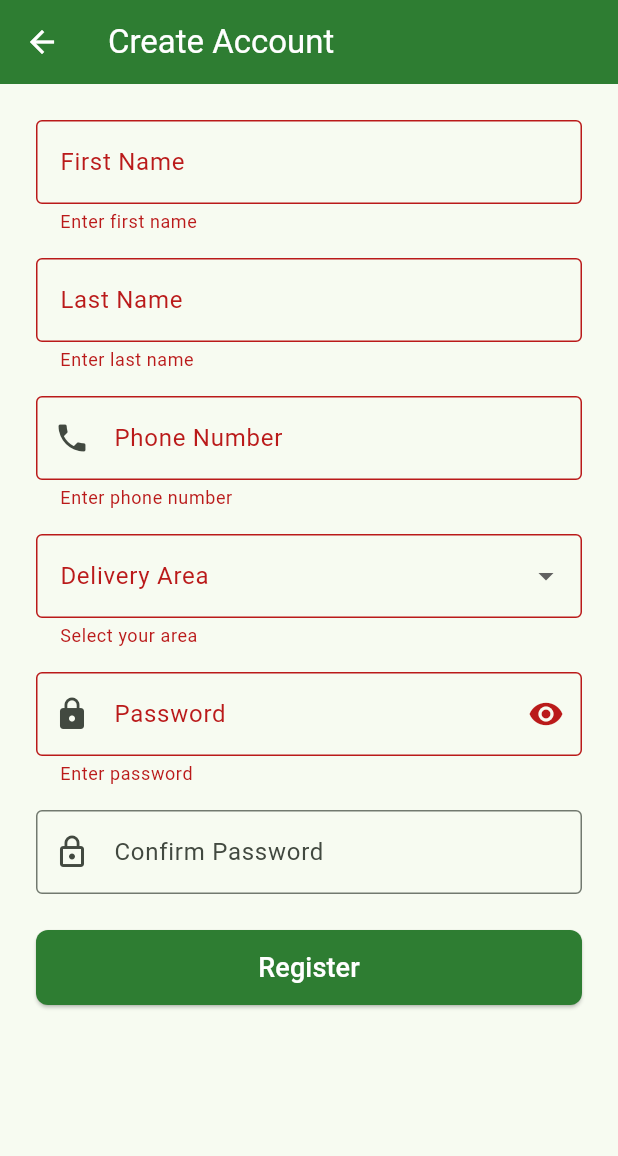
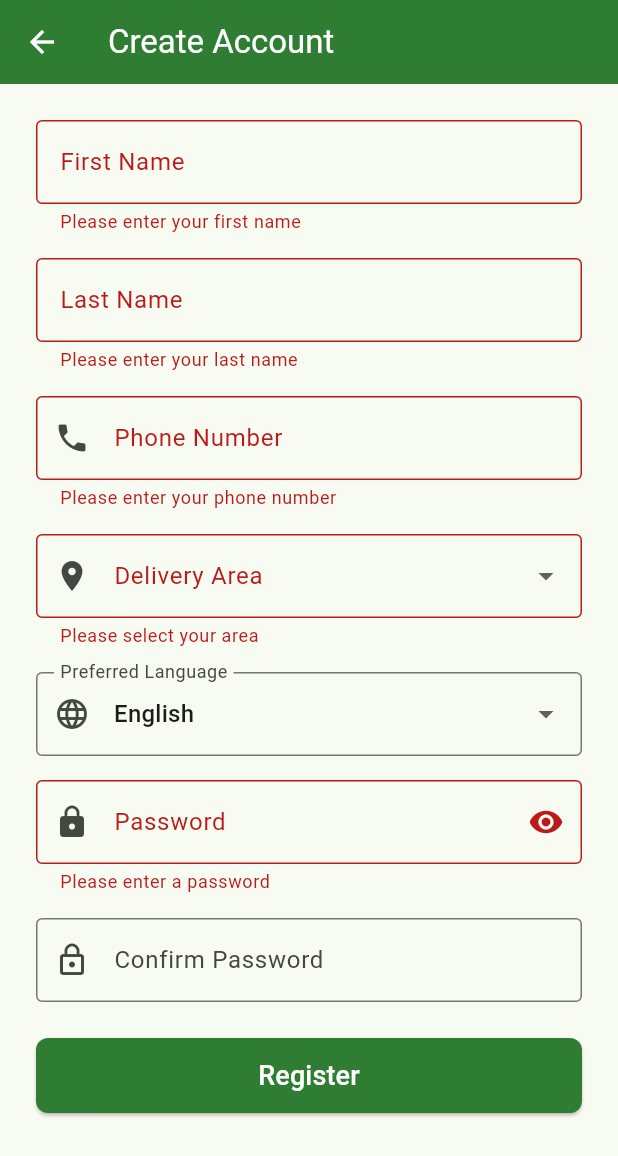
Before and after one commit to MELISSAHZULU/farmdirect-mw-app, a Flutter app: the RegisterScreen screen opened by its route, after a tap on "Register", on a phone screen of 412 x 824 dp. Shown: the top 1156 px of the screen. Run offline on Flutter 3.47's test engine with Material 3 defaults, Android fonts, the phone set to English and light mode, and no system bars; our stand-ins replace flutter_secure_storage; accounts and stored records are empty.

Commit message:
putking language on the registration screen

```diff
--- a/farmdirect_mw_app/lib/models/user.dart
+++ b/farmdirect_mw_app/lib/models/user.dart
@@ -1,3 +1,4 @@
+// lib/models/user.dart
 class User {
   final int id;
   final String phone;
@@ -6,6 +7,7 @@ class User {
   final String? email;
   final String? area;
   final String? role;
+  final String language;
 
   User({
     required this.id,
@@ -15,6 +17,7 @@ class User {
     this.email,
     this.area,
     this.role,
+    this.language = 'en',
   });
 
   factory User.fromJson(Map<String, dynamic> json) {
@@ -26,6 +29,7 @@ class User {
       email: json['email'],
       area: json['area'],
       role: json['role'],
+      language: json['language'] ?? 'en',
     );
   }
 
@@ -38,6 +42,7 @@ class User {
       'email': email,
       'area': area,
       'role': role,
+      'language': language,
     };
   }
 }
--- a/farmdirect_mw_app/lib/screens/register_screen.dart
+++ b/farmdirect_mw_app/lib/screens/register_screen.dart
@@ -1,6 +1,7 @@
 import 'package:flutter/material.dart';
 import 'package:provider/provider.dart';
 import '../providers/auth_provider.dart';
+import 'home_screen.dart';
 
 class RegisterScreen extends StatefulWidget {
   const RegisterScreen({super.key});
@@ -18,30 +19,22 @@ class _RegisterScreenState extends State<RegisterScreen> {
   final _confirmPasswordController = TextEditingController();
   bool _obscurePassword = true;
   String? _selectedArea;
-  bool _isLoading = false;
+  String _selectedLanguage = 'en';
 
   final List<String> areas = [
-    'Area 3',
-    'Area 6',
-    'Area 9',
-    'Area 10',
-    'Area 11',
-    'Area 12',
-    'Area 14',
-    'Area 15',
-    'Area 18',
-    'Area 25',
-    'Area 43',
-    'Area 44',
-    'Area 47',
-    'Area 49',
-    'Airwing',
-    'City Centre',
-    'Kanengo',
+    'Area 3', 'Area 6', 'Area 9', 'Area 10', 'Area 11', 'Area 12',
+    'Area 14', 'Area 15', 'Area 18', 'Area 25', 'Area 43', 'Area 44',
+    'Area 47', 'Area 49', 'Airwing', 'City Centre', 'Kanengo',
+  ];
+
+  final List<Map<String, String>> languages = [
+    {'code': 'en', 'label': 'English'},
+    {'code': 'ny', 'label': 'Chichewa'},
   ];
 
   @override
   Widget build(BuildContext context) {
+    final authProvider = Provider.of<AuthProvider>(context);
     return Scaffold(
       appBar: AppBar(
         title: const Text('Create Account'),
@@ -62,8 +55,9 @@ class _RegisterScreenState extends State<RegisterScreen> {
                       labelText: 'First Name',
                       border: OutlineInputBorder(),
                     ),
-                    validator: (value) =>
-                        value == null || value.isEmpty ? 'Enter first name' : null,
+                    validator: (value) => value == null || value.isEmpty
+                        ? 'Please enter your first name'
+                        : null,
                   ),
                   const SizedBox(height: 16),
                   TextFormField(
@@ -72,8 +66,9 @@ class _RegisterScreenState extends State<RegisterScreen> {
                       labelText: 'Last Name',
                       border: OutlineInputBorder(),
                     ),
-                    validator: (value) =>
-                        value == null || value.isEmpty ? 'Enter last name' : null,
+                    validator: (value) => value == null || value.isEmpty
+                        ? 'Please enter your last name'
+                        : null,
                   ),
                   const SizedBox(height: 16),
                   TextFormField(
@@ -84,24 +79,41 @@ class _RegisterScreenState extends State<RegisterScreen> {
                       border: OutlineInputBorder(),
                     ),
                     keyboardType: TextInputType.phone,
-                    validator: (value) =>
-                        value == null || value.isEmpty ? 'Enter phone number' : null,
+                    validator: (value) => value == null || value.isEmpty
+                        ? 'Please enter your phone number'
+                        : null,
                   ),
                   const SizedBox(height: 16),
                   DropdownButtonFormField<String>(
                     decoration: const InputDecoration(
                       labelText: 'Delivery Area',
                       border: OutlineInputBorder(),
+                      prefixIcon: Icon(Icons.location_on),
                     ),
                     value: _selectedArea,
-                    items: areas.map((area) {
-                      return DropdownMenuItem(
-                        value: area,
-                        child: Text(area),
-                      );
-                    }).toList(),
+                    items: areas
+                        .map((area) => DropdownMenuItem(value: area, child: Text(area)))
+                        .toList(),
                     onChanged: (value) => setState(() => _selectedArea = value),
-                    validator: (value) => value == null ? 'Select your area' : null,
+                    validator: (value) =>
+                        value == null ? 'Please select your area' : null,
+                  ),
+                  const SizedBox(height: 16),
+                  DropdownButtonFormField<String>(
+                    decoration: const InputDecoration(
+                      labelText: 'Preferred Language',
+                      border: OutlineInputBorder(),
+                      prefixIcon: Icon(Icons.language),
+                    ),
+                    value: _selectedLanguage,
+                    items: languages
+                        .map((lang) => DropdownMenuItem(
+                              value: lang['code'],
+                              child: Text(lang['label']!),
+                            ))
+                        .toList(),
+                    onChanged: (value) =>
+                        setState(() => _selectedLanguage = value ?? 'en'),
                   ),
                   const SizedBox(height: 16),
                   TextFormField(
@@ -110,9 +122,9 @@ class _RegisterScreenState extends State<RegisterScreen> {
                       labelText: 'Password',
                       prefixIcon: const Icon(Icons.lock),
                       suffixIcon: IconButton(
-                        icon: Icon(
-                          _obscurePassword ? Icons.visibility : Icons.visibility_off,
-                        ),
+                        icon: Icon(_obscurePassword
+                            ? Icons.visibility
+                            : Icons.visibility_off),
                         onPressed: () =>
                             setState(() => _obscurePassword = !_obscurePassword),
                       ),
@@ -120,8 +132,12 @@ class _RegisterScreenState extends State<RegisterScreen> {
                     ),
                     obscureText: _obscurePassword,
                     validator: (value) {
-                      if (value == null || value.isEmpty) return 'Enter password';
-                      if (value.length < 8) return 'Minimum 8 characters';
+                      if (value == null || value.isEmpty) {
+                        return 'Please enter a password';
+                      }
+                      if (value.length < 6) {
+                        return 'Password must be at least 6 characters';
+                      }
                       return null;
                     },
                   ),
@@ -134,22 +150,51 @@ class _RegisterScreenState extends State<RegisterScreen> {
                       border: OutlineInputBorder(),
                     ),
                     obscureText: true,
-                    validator: (value) =>
-                        value != _passwordController.text ? 'Passwords do not match' : null,
+                    validator: (value) => value != _passwordController.text
+                        ? 'Passwords do not match'
+                        : null,
                   ),
                   const SizedBox(height: 24),
                   SizedBox(
                     width: double.infinity,
                     height: 50,
                     child: ElevatedButton(
-                      onPressed: _isLoading ? null : _register,
+                      onPressed: authProvider.isLoading
+                          ? null
+                          : () async {
+                              if (_formKey.currentState!.validate()) {
+                                final success = await authProvider.register(
+                                  phone: _phoneController.text,
+                                  firstName: _firstNameController.text,
+                                  lastName: _lastNameController.text,
+                                  password: _passwordController.text,
+                                  area: _selectedArea,
+                                  language: _selectedLanguage,
+                                );
+                                if (success && mounted) {
+                                  Navigator.pushReplacement(
+                                    context,
+                                    MaterialPageRoute(
+                                      builder: (context) => const HomeScreen(),
+                                    ),
+                                  );
+                                } else {
+                                  ScaffoldMessenger.of(context).showSnackBar(
+                                    const SnackBar(
+                                      content: Text('Registration failed'),
+                                      backgroundColor: Colors.red,
+                                    ),
+                                  );
+                                }
+                              }
+                            },
                       style: ElevatedButton.styleFrom(
                         backgroundColor: const Color(0xFF2E7D32),
                         shape: RoundedRectangleBorder(
                           borderRadius: BorderRadius.circular(8),
                         ),
                       ),
-                      child: _isLoading
+                      child: authProvider.isLoading
                           ? const CircularProgressIndicator(color: Colors.white)
                           : const Text(
                               'Register',
@@ -165,32 +210,4 @@ class _RegisterScreenState extends State<RegisterScreen> {
       ),
     );
   }
-
-  Future<void> _register() async {
-    if (!_formKey.currentState!.validate()) return;
-
-    setState(() => _isLoading = true);
-
-    final authProvider = Provider.of<AuthProvider>(context, listen: false);
-    final success = await authProvider.register(
-      phone: _phoneController.text,
-      firstName: _firstNameController.text,
-      lastName: _lastNameController.text,
-      password: _passwordController.text,
-      area: _selectedArea,
-    );
-
-    setState(() => _isLoading = false);
-
-    if (success && mounted) {
-      Navigator.pushReplacementNamed(context, '/home');
-    } else {
-      ScaffoldMessenger.of(context).showSnackBar(
-        const SnackBar(
-          content: Text('Registration failed. Try again.'),
-          backgroundColor: Colors.red,
-        ),
-      );
-    }
-  }
 }
--- a/farmdirect_mw_app/lib/services/api_service.dart
+++ b/farmdirect_mw_app/lib/services/api_service.dart
@@ -32,6 +32,7 @@ class ApiService {
     required String lastName,
     required String password,
     String? area,
+    String language = 'en',
   }) async {
     try {
       final response = await http.post(
@@ -44,6 +45,7 @@ class ApiService {
           'password': password,
           'area': area,
           'role': 'customer',
+          'language': language,
         }),
       );
 
```
Also changed, not shown: farmdirect_mw_app/lib/providers/auth_provider.dart (+14 -2 lines), farmdirect_mw_app/lib/screens/profile_screen.dart (+40 -100 lines), 3 other files.
